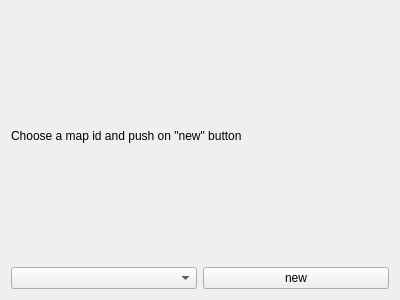
Old version of the form client/src/user_interface/ui/LoginNew.ui in the repository dima1997/PORTAL_2D_copy.
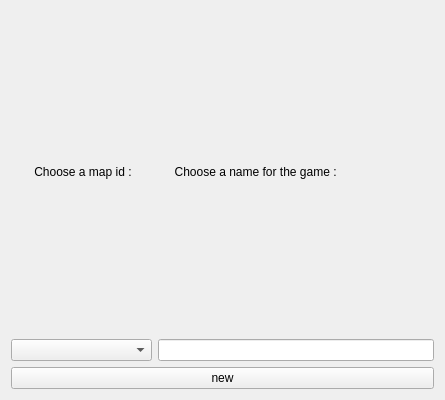
New version of the form.

What changed in the file:
```diff
--- a/client/src/user_interface/ui/LoginNew.ui
+++ b/client/src/user_interface/ui/LoginNew.ui
@@ -6,8 +6,8 @@
    <rect>
     <x>0</x>
     <y>0</y>
-    <width>400</width>
-    <height>300</height>
+    <width>445</width>
+    <height>400</height>
    </rect>
   </property>
   <property name="windowTitle">
@@ -15,16 +15,58 @@
   </property>
   <layout class="QVBoxLayout" name="verticalLayout">
    <item>
-    <widget class="QLabel" name="labelChooseMapId">
+    <layout class="QHBoxLayout" name="horizontalLayout_2" stretch="0,0">
+     <property name="spacing">
+      <number>6</number>
+     </property>
+     <property name="sizeConstraint">
+      <enum>QLayout::SetDefaultConstraint</enum>
+     </property>
+     <property name="bottomMargin">
+      <number>0</number>
+     </property>
+     <item>
+      <layout class="QVBoxLayout" name="verticalLayout_4">
+       <item>
+        <widget class="QLabel" name="labelMapId">
      <property name="text">
-      <string>Choose a map id and push on &quot;new&quot; button</string>
+          <string>       Choose a map id :      </string>
      </property>
     </widget>
    </item>
    <item>
-    <layout class="QHBoxLayout" name="horizontalLayout">
+        <widget class="QComboBox" name="comboBoxMapId">
+         <property name="sizeIncrement">
+          <size>
+           <width>0</width>
+           <height>-31072</height>
+          </size>
+         </property>
+         <property name="iconSize">
+          <size>
+           <width>16</width>
+           <height>16</height>
+          </size>
+         </property>
+        </widget>
+       </item>
+      </layout>
+     </item>
      <item>
-      <widget class="QComboBox" name="comboBoxMapId"/>
+      <layout class="QVBoxLayout" name="verticalLayout_5">
+       <item>
+        <widget class="QLabel" name="labelGameName">
+         <property name="text">
+          <string>     Choose a name for the game :</string>
+         </property>
+        </widget>
+       </item>
+       <item>
+        <widget class="QLineEdit" name="lineGameName"/>
+       </item>
+      </layout>
+     </item>
+    </layout>
      </item>
      <item>
       <widget class="QPushButton" name="buttonNew">
@@ -32,8 +74,6 @@
         <string>new</string>
        </property>
       </widget>
-     </item>
-    </layout>
    </item>
   </layout>
  </widget>
```
Lines whose indentation alone changed are shown as unchanged.
